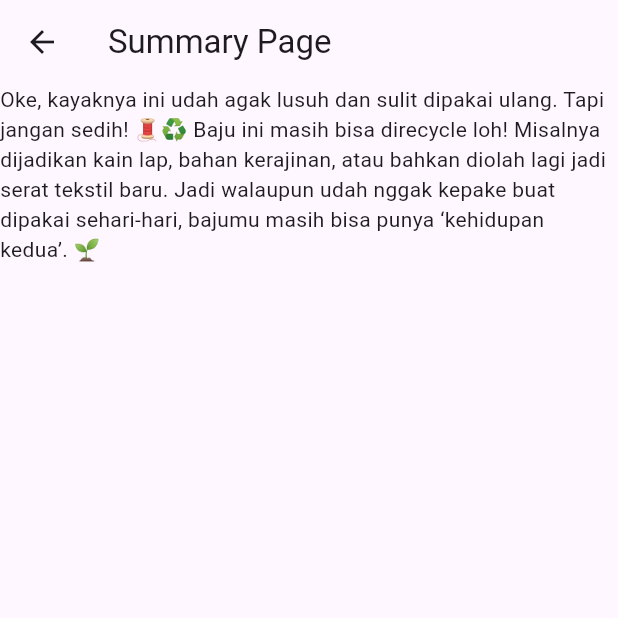
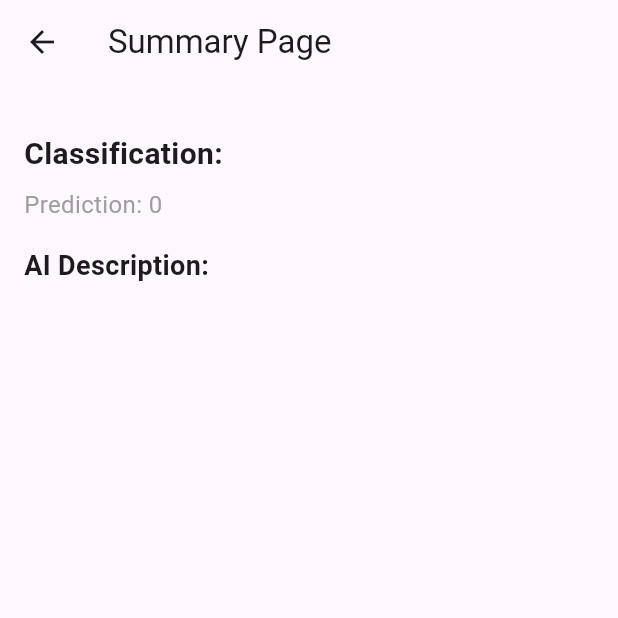
Before and after one commit to DarthJC1/ReThread, a Flutter app: the Summarypage screen opened directly with empty values, on a phone screen of 412 x 824 dp, the top half of it. Run offline on Flutter 3.47's test engine with Material 3 defaults, Android fonts, the phone set to English and light mode, and no system bars; our stand-ins replace camera.

Commit message:
Integrated LLM to our Application for estimation and summary for the application.

```diff
--- a/rethread/lib/main.dart
+++ b/rethread/lib/main.dart
@@ -1,4 +1,5 @@
 import 'package:flutter/material.dart';
+import 'package:rethread/pages/LLM_test.dart';
 import 'package:rethread/pages/landingpage.dart';
 
 void main() {
--- a/rethread/lib/pages/summarypage.dart
+++ b/rethread/lib/pages/summarypage.dart
@@ -1,12 +1,18 @@
 import 'package:flutter/material.dart';
-import 'dart:math' as math;
+import 'dart:io';
 
 class Summarypage extends StatelessWidget {
-  final int prediction; // <-- field to store the value
+  final int prediction;
+  final String imagePath;
+  final String classification;
+  final String aiDescription;
 
   const Summarypage({
     super.key,
-    required this.prediction, // <-- constructor
+    required this.prediction,
+    required this.imagePath,
+    required this.classification,
+    required this.aiDescription,
   });
 
   @override
@@ -15,10 +21,59 @@ class Summarypage extends StatelessWidget {
       appBar: AppBar(
         title: const Text('Summary Page'),
       ),
-      body:
-            prediction == 0 ? Text("Oke, kayaknya ini udah agak lusuh dan sulit dipakai ulang. Tapi jangan sedih! 🧵♻️ Baju ini masih bisa direcycle loh! Misalnya dijadikan kain lap, bahan kerajinan, atau bahkan diolah lagi jadi serat tekstil baru. Jadi walaupun udah nggak kepake buat dipakai sehari-hari, bajumu masih bisa punya ‘kehidupan kedua’. 🌱") :
-            prediction == 1 ? Text("✨ Eits, tunggu dulu… Bajumu masih kece banget nih 👕✨ Daripada direcycle, baju ini lebih cocok buat reuse. Kamu bisa pakai lagi, sumbangkan ke orang yang butuh, atau bahkan dijual biar nambah cuan 💸. Sayang banget kalau langsung dihancurin, kan?") :
-            Text("⚠️ Uh-oh… Sepertinya bajumu udah melewati masa jayanya 😢👕 Kondisinya susah banget buat reuse atau recycle. Jadi opsi terbaik sekarang adalah remove/dispose dengan cara yang ramah lingkungan, misalnya setor ke bank sampah atau layanan pengelolaan tekstil. Jangan langsung buang ke TPA ya, biar nggak nambahin limbah sembarangan 🌍.")
-      );
+      body: SingleChildScrollView(
+        padding: const EdgeInsets.all(16.0),
+        child: Column(
+          crossAxisAlignment: CrossAxisAlignment.start,
+          children: [
+            // Display the captured image
+            if (imagePath.isNotEmpty)
+              ClipRRect(
+                borderRadius: BorderRadius.circular(12),
+                child: Image.file(
+                  File(imagePath),
+                  width: double.infinity,
+                  fit: BoxFit.cover,
+                ),
+              ),
+            const SizedBox(height: 16),
+
+            // Classification
+            Text(
+              'Classification: $classification',
+              style: const TextStyle(
+                fontSize: 20,
+                fontWeight: FontWeight.bold,
+              ),
+            ),
+            const SizedBox(height: 8),
+
+            // Prediction index
+            Text(
+              'Prediction: $prediction',
+              style: const TextStyle(
+                fontSize: 16,
+                color: Colors.grey,
+              ),
+            ),
+            const SizedBox(height: 16),
+
+            // AI Description
+            const Text(
+              'AI Description:',
+              style: TextStyle(
+                fontSize: 18,
+                fontWeight: FontWeight.bold,
+              ),
+            ),
+            const SizedBox(height: 8),
+            Text(
+              aiDescription,
+              style: const TextStyle(fontSize: 16),
+            ),
+          ],
+        ),
+      ),
+    );
   }
 }
--- a/rethread/pubspec.yaml
+++ b/rethread/pubspec.yaml
@@ -35,6 +35,7 @@ dependencies:
   # The following adds the Cupertino Icons font to your application.
   # Use with the CupertinoIcons class for iOS style icons.
   cupertino_icons: ^1.0.8
+  http: ^1.1.0
 
 dev_dependencies:
   flutter_test:
@@ -52,7 +53,6 @@ dev_dependencies:
 
 # The following section is specific to Flutter packages.
 flutter:
-
   # The following line ensures that the Material Icons font is
   # included with your application, so that you can use the icons in
   # the material Icons class.
@@ -68,7 +68,8 @@ flutter:
 
   # For details regarding adding assets from package dependencies, see
   # https://flutter.dev/to/asset-from-package
-
+  assets:
+  - assets/images/
   # To add custom fonts to your application, add a fonts section here,
   # in this "flutter" section. Each entry in this list should have a
   # "family" key with the font family name, and a "fonts" key with a
```
Also changed, not shown: rethread/lib/pages/LLM_test.dart (added, +127 -0 lines), rethread/lib/pages/cameraelement.dart (+123 -16 lines), rethread/assets/images/images.jpeg (added), rethread/pubspec.lock.
